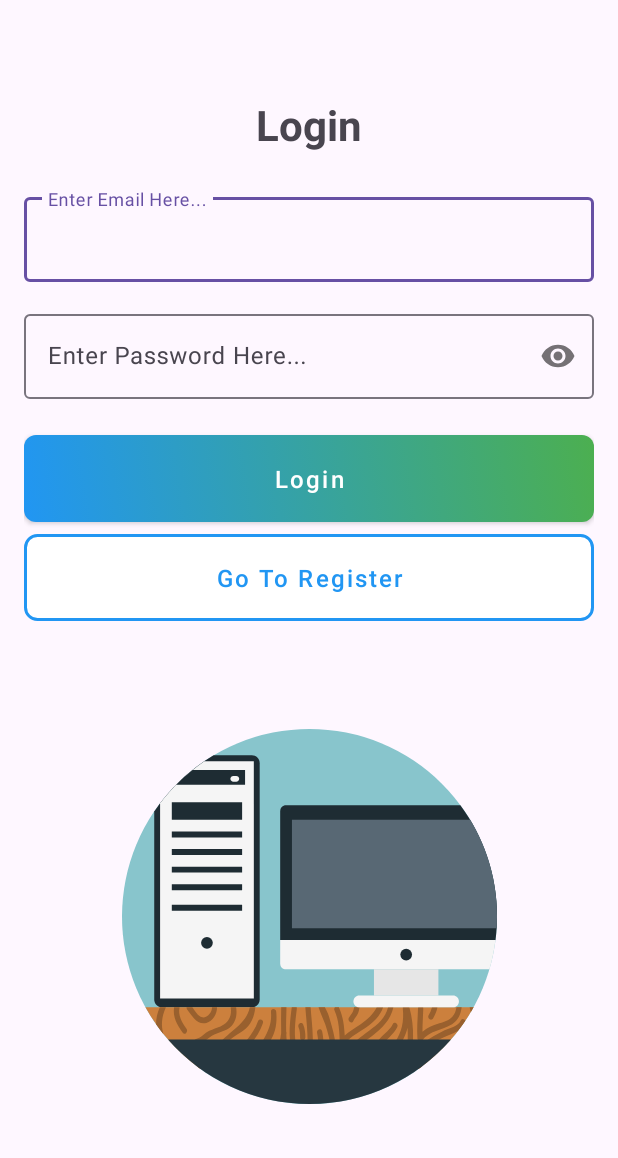
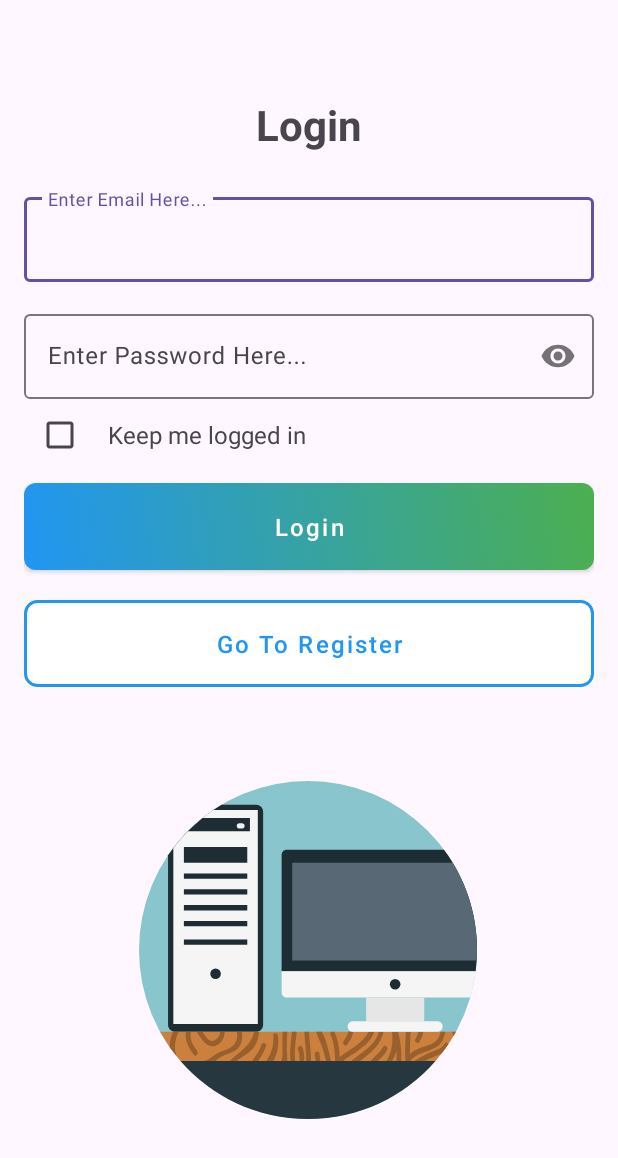
Before and after one commit to c-madalin/MarketPlace, an Android app: the screen it shows after launch (MainActivity), on a phone screen of 412 x 824 dp. Shown: the top 1158 px of the screen. Run offline under Robolectric (Android 15) with nearby library versions, the phone set to English and light mode, and no system bars; our stand-ins replace Room's generated code.

Commit message:
Update login + Keep me Logged in feature with shared pref
If this doesnt commit im deleting the project.

Data stored in SharedPreferences

```diff
--- a/app/src/main/java/com/example/reuseit/Application/Database/DAO/UserDAO.kt
+++ b/app/src/main/java/com/example/reuseit/Application/Database/DAO/UserDAO.kt
@@ -14,5 +14,9 @@ interface UserDAO {
     suspend fun InsertUser(user: UserEntity): Long
 
     @Query("SELECT UserID FROM users WHERE email = :email")
-    suspend fun CheckIfUserExists(email: String): Int?
+    suspend fun CheckIfUserExists(email: String): Long?
+
+    @Query("SELECT UserID, email, password, firstName, lastName FROM users WHERE UserID = :UserID")
+    suspend fun GetUserById(UserID: Long): UserEntity?
+
 }
--- a/app/src/main/java/com/example/reuseit/LoginAndRegistration/LoginFragment.kt
+++ b/app/src/main/java/com/example/reuseit/LoginAndRegistration/LoginFragment.kt
@@ -1,11 +1,15 @@
 package com.example.reuseit.LoginAndRegistration
 
+import android.content.Context
+import android.content.SharedPreferences
 import android.os.Bundle
+import android.util.Log
 import androidx.fragment.app.Fragment
 import android.view.LayoutInflater
 import android.view.View
 import android.view.ViewGroup
 import android.widget.Button
+import android.widget.CheckBox
 import android.widget.EditText
 import android.widget.TextView
 import androidx.activity.addCallback
@@ -13,13 +17,16 @@ import androidx.lifecycle.lifecycleScope
 import androidx.navigation.findNavController
 import androidx.navigation.fragment.findNavController
 import com.example.reuseit.Application.Global.CurrentUser
+import com.example.reuseit.Application.Models.UserModel
 import com.example.reuseit.DatabaseInstance
 import com.example.reuseit.R
-import com.example.reuseit.Utils.ValidationUtils
 import com.google.android.material.snackbar.Snackbar
 import kotlinx.coroutines.Dispatchers
 import kotlinx.coroutines.launch
 import kotlinx.coroutines.withContext
+import androidx.core.content.edit
+import com.example.reuseit.Utils.ValidationUtils
+
 
 // TODO: Rename parameter arguments, choose names that match
 // the fragment initialization parameters, e.g. ARG_ITEM_NUMBER
@@ -41,6 +48,8 @@ class LoginFragment : Fragment() {
     private lateinit var loginButton: Button
     private lateinit var registerButton: Button
     private lateinit var errorTextView: TextView
+    private lateinit var checkbox: CheckBox
+    private lateinit var sharedPreferences: SharedPreferences
 
     override fun onCreate(savedInstanceState: Bundle?) {
         super.onCreate(savedInstanceState)
@@ -61,11 +70,26 @@ class LoginFragment : Fragment() {
     override fun onViewCreated(view: View, savedInstanceState: Bundle?) {
         super.onViewCreated(view, savedInstanceState)
 
+        val container = view.findViewById<View>(R.id.loginFragment)
+        container.visibility = View.INVISIBLE
+
+
+        sharedPreferences = requireContext().getSharedPreferences("login_prefs", Context.MODE_PRIVATE)
+        viewLifecycleOwner.lifecycleScope.launch {
+            val shouldNavigate = loginUserIfCheckWasEnabled()
+            if (!shouldNavigate) {
+                container.visibility = View.VISIBLE
+            }
+        }
+
+
         emailEditText = view.findViewById(R.id.LoginEmail)
         passwordEditText = view.findViewById(R.id.LoginPassword)
         loginButton = view.findViewById(R.id.doLogin)
         registerButton = view.findViewById(R.id.goToR1)
         errorTextView = view.findViewById(R.id.loginErrorText)
+        checkbox = view.findViewById(R.id.keepSignedInCheckBox)
+
 
         setupLoginButton()
         setupRegisterButton()
@@ -129,8 +153,18 @@ class LoginFragment : Fragment() {
                 }
 
                 if (userId != null) {
-                    CurrentUser.Data.UserID = userId
-                    CurrentUser.Data.Email = email
+                    val userModel: UserModel = withContext(Dispatchers.IO) {
+                        DatabaseInstance.Access.userDAO().GetUserById(userId)
+                            ?.toUserModel() as UserModel
+                    }
+
+                    CurrentUser.Data.UserID = userModel.UserID
+                    CurrentUser.Data.Email = userModel.Email
+                    CurrentUser.Data.Password = userModel.Password
+                    CurrentUser.Data.FirstName = userModel.FirstName
+                    CurrentUser.Data.LastName = userModel.LastName
+                    keepUserLogged()
+
                     findNavController().setGraph(R.navigation.application_graph)
                 } else {
                     showError("Invalid email or password")
@@ -148,6 +182,37 @@ class LoginFragment : Fragment() {
         errorTextView.visibility = View.VISIBLE
         Snackbar.make(requireView(), message, Snackbar.LENGTH_SHORT).show()
     }
+
+    private fun keepUserLogged(){
+        if (checkbox.isChecked)
+        {
+            sharedPreferences.edit() {
+                putLong("last_login_time", System.currentTimeMillis())
+                putLong("user_id", CurrentUser.Data.UserID)
+            }
+        }
+    }
+
+    private suspend fun loginUserIfCheckWasEnabled(): Boolean {
+        val savedTime = sharedPreferences.getLong("last_login_time", 0L)
+        if ((System.currentTimeMillis() - savedTime) < 5 * 60 * 1000) {
+            val userEntity: UserModel? =
+                DatabaseInstance.Access.userDAO().GetUserById(sharedPreferences.getLong("user_id", -404L))?.toUserModel()
+
+            if (userEntity != null) {
+                CurrentUser.Data.UserID = userEntity.UserID
+                CurrentUser.Data.Email = userEntity.Email
+                CurrentUser.Data.Password = userEntity.Password
+                CurrentUser.Data.FirstName = userEntity.FirstName
+                CurrentUser.Data.LastName = userEntity.LastName
+
+                findNavController().setGraph(R.navigation.application_graph)
+                return true
+            }
+        }
+        return false
+    }
+
 
     companion object {
         /**
--- a/app/src/main/java/com/example/reuseit/LoginAndRegistration/Register1Fragment.kt
+++ b/app/src/main/java/com/example/reuseit/LoginAndRegistration/Register1Fragment.kt
@@ -12,9 +12,10 @@ import androidx.lifecycle.lifecycleScope
 import androidx.navigation.findNavController
 import androidx.navigation.fragment.findNavController
 import com.example.reuseit.Application.Global.CurrentUser
-import com.example.reuseit.Utils.ValidationUtils
 import com.example.reuseit.DatabaseInstance
 import com.example.reuseit.R
+import com.example.reuseit.Utils.ValidationUtils
+import com.google.android.material.snackbar.Snackbar
 import com.google.android.material.textfield.TextInputEditText
 import com.google.android.material.textfield.TextInputLayout
 import kotlinx.coroutines.launch
--- a/app/src/main/java/com/example/reuseit/LoginAndRegistration/Register2Fragment.kt
+++ b/app/src/main/java/com/example/reuseit/LoginAndRegistration/Register2Fragment.kt
@@ -61,7 +61,6 @@ class Register2Fragment : Fragment() {
     override fun onViewCreated(view: View, savedInstanceState: Bundle?) {
         super.onViewCreated(view, savedInstanceState)
 
-        // Initialize views
         firstNameLayout = view.findViewById(R.id.firstNameLayout)
         lastNameLayout = view.findViewById(R.id.lastNameLayout)
         firstNameEditText = view.findViewById(R.id.Reg2FirstName)
@@ -78,7 +77,6 @@ class Register2Fragment : Fragment() {
             val firstName = firstNameEditText.text.toString()
             val lastName = lastNameEditText.text.toString()
 
-            // Clear previous errors
             errorTextView.text = ""
             errorTextView.visibility = View.GONE
             firstNameLayout.error = null
--- a/app/src/main/res/layout/fragment_login.xml
+++ b/app/src/main/res/layout/fragment_login.xml
@@ -2,7 +2,7 @@
 <androidx.constraintlayout.widget.ConstraintLayout xmlns:android="http://schemas.android.com/apk/res/android"
     xmlns:app="http://schemas.android.com/apk/res-auto"
     xmlns:tools="http://schemas.android.com/tools"
-    android:id="@+id/frameLayout"
+    android:id="@+id/loginFragment"
     android:layout_width="match_parent"
     android:layout_height="match_parent"
     android:padding="16dp"
@@ -70,39 +70,70 @@
 
     </com.google.android.material.textfield.TextInputLayout>
 
+
+    <LinearLayout
+        android:id="@+id/keepSignedInLayout"
+        android:layout_width="0dp"
+        android:layout_height="wrap_content"
+        android:gravity="center_vertical"
+        android:orientation="horizontal"
+        app:layout_constraintBottom_toTopOf="@+id/doLogin"
+        app:layout_constraintEnd_toEndOf="parent"
+        app:layout_constraintHorizontal_bias="0.0"
+        app:layout_constraintStart_toStartOf="parent"
+        app:layout_constraintTop_toBottomOf="@+id/passwordLayout"
+        app:layout_constraintVertical_bias="0.0">
+
+        <CheckBox
+            android:id="@+id/keepSignedInCheckBox"
+            android:layout_width="wrap_content"
+            android:layout_height="wrap_content" />
+
+        <TextView
+            android:id="@+id/keepSignedInText"
+            android:layout_width="wrap_content"
+            android:layout_height="wrap_content"
+            android:layout_marginStart="8dp"
+            android:text="@string/keep_me_logged_in"
+            android:textSize="16sp" />
+    </LinearLayout>
+
     <Button
         android:id="@+id/doLogin"
         style="@style/Button.Primary"
         android:layout_width="0dp"
         android:layout_height="wrap_content"
-        android:layout_marginTop="24dp"
+        android:layout_marginTop="56dp"
         android:text="@string/login"
         app:layout_constraintEnd_toEndOf="parent"
+        app:layout_constraintHorizontal_bias="0.0"
         app:layout_constraintStart_toStartOf="parent"
         app:layout_constraintTop_toBottomOf="@+id/passwordLayout" />
 
     <Button
         android:id="@+id/goToR1"
         style="@style/Button.Secondary"
-        android:textColor="@color/button_secondary_text_color"
         android:layout_width="0dp"
         android:layout_height="wrap_content"
-        android:layout_marginTop="8dp"
+        android:layout_marginTop="20dp"
         android:text="@string/go_to_register"
+        android:textColor="@color/button_secondary_text_color"
         app:layout_constraintEnd_toEndOf="parent"
+        app:layout_constraintHorizontal_bias="0.0"
         app:layout_constraintStart_toStartOf="parent"
         app:layout_constraintTop_toBottomOf="@+id/doLogin" />
 
+
     <ImageView
         android:id="@+id/bottomSvgImage"
-        android:layout_width="250dp"
-        android:layout_height="250dp"
+        android:layout_width="225dp"
+        android:layout_height="225dp"
         android:contentDescription="@string/dad"
         android:src="@drawable/app_logo"
         app:layout_constraintBottom_toBottomOf="parent"
         app:layout_constraintEnd_toEndOf="parent"
+        app:layout_constraintHorizontal_bias="0.496"
         app:layout_constraintStart_toStartOf="parent"
         app:layout_constraintTop_toBottomOf="@+id/goToR1" />
 
-
 </androidx.constraintlayout.widget.ConstraintLayout>
--- a/app/src/main/res/values/strings.xml
+++ b/app/src/main/res/values/strings.xml
@@ -22,4 +22,5 @@
     <string name="back">Back</string>
     <string name="confirm_password">Confirm Password</string>
     <string name="dad">dad</string>
+    <string name="keep_me_logged_in">Keep me logged in</string>
 </resources>
```
Also changed, not shown: app/src/main/java/com/example/reuseit/Application/ApplicationFragment.kt (+17 -0 lines), app/src/main/java/com/example/reuseit/Application/Database/Entity/UserEntity.kt (+12 -1 lines), app/src/main/java/com/example/reuseit/Application/Global/CurrentUser.kt (+7 -0 lines), app/src/main/res/layout/fragment_application.xml (+13 -2 lines).
